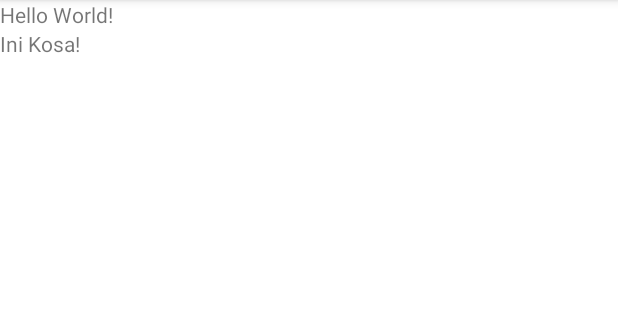
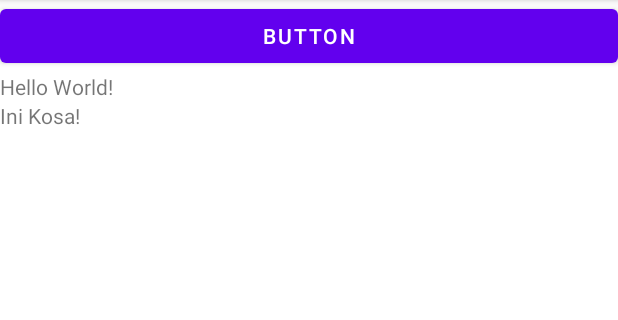
Before and after one commit to PratamaIwang/tanya.in, an Android app: the screen it shows after launch (MainActivity), on a phone screen of 412 x 824 dp, the part 84-404 px from its top. Run offline under Robolectric (Android 15) with nearby library versions, the phone set to English and light mode, and no system bars.

Commit message:
Halo Test Push

```diff
--- a/app/src/main/res/layout/activity_main.xml
+++ b/app/src/main/res/layout/activity_main.xml
@@ -8,17 +8,25 @@
 
     <ScrollView
         android:layout_width="match_parent"
-        android:layout_height="match_parent">
+        android:layout_height="match_parent"
+        app:layout_constraintBottom_toBottomOf="parent">
 
         <LinearLayout
             android:layout_width="match_parent"
             android:layout_height="wrap_content"
-            android:orientation="vertical" >
+            android:orientation="vertical">
+
+            <Button
+                android:id="@+id/button"
+                android:layout_width="match_parent"
+                android:layout_height="wrap_content"
+                android:text="Button" />
 
             <TextView
                 android:layout_width="wrap_content"
                 android:layout_height="wrap_content"
                 android:text="Hello World!" />
+
             <TextView
                 android:layout_width="wrap_content"
                 android:layout_height="wrap_content"
```
